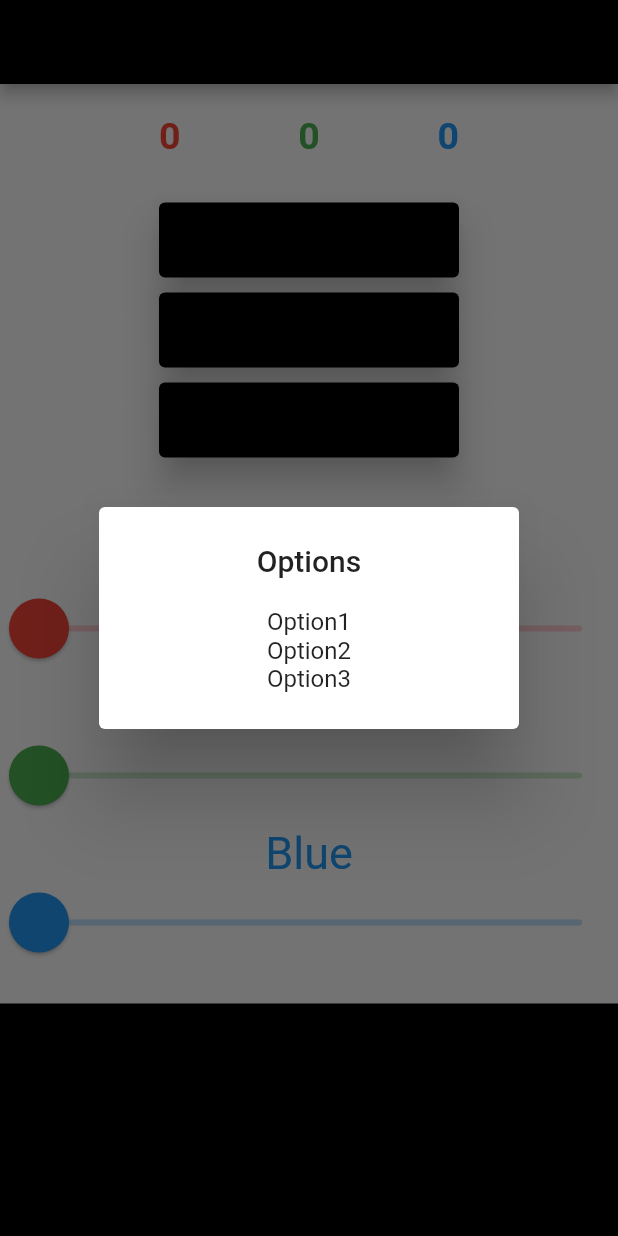
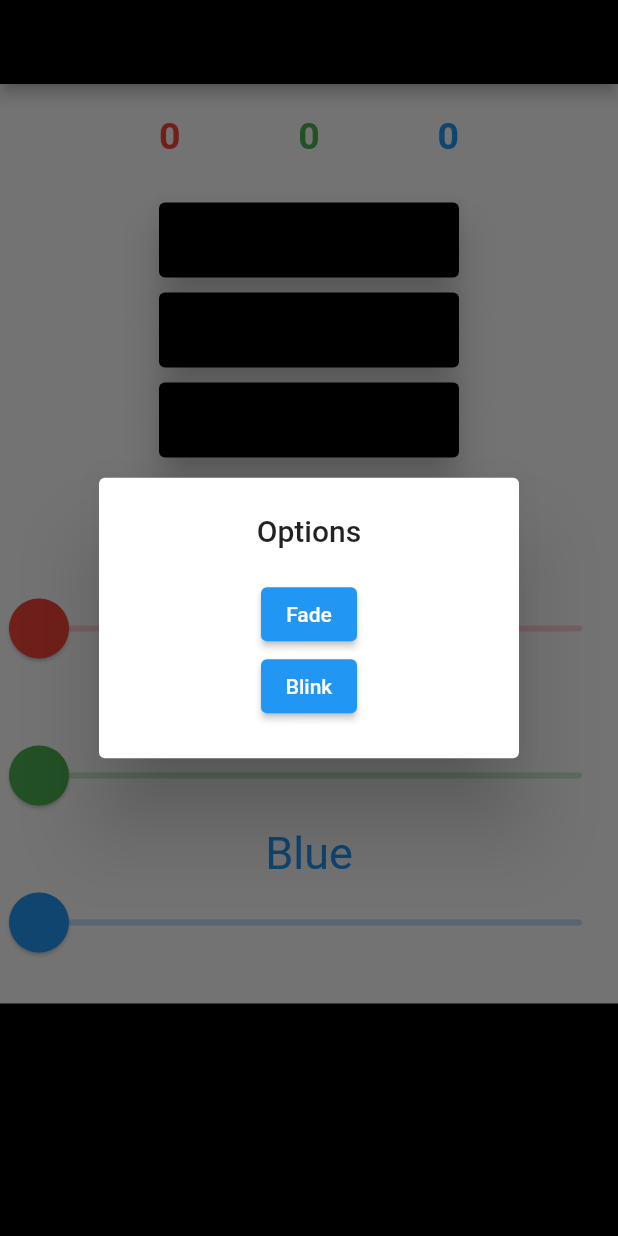
Before and after one commit to phantom3012/rgbcontrol, a Flutter app: the screen it shows after launch, after a tap on the "app registration" icon, on a phone screen of 412 x 824 dp. Run offline on Flutter 3.47's test engine with Material 2 defaults, Android fonts, the light colour scheme and no system bars; our stand-ins replace firebase_core, firebase_database, flutter_colorpicker, string_validator; missing offline and left inert: invert_colors; accounts and stored records are empty.

Commit message:
added the fade feature

```diff
--- a/lib/main.dart
+++ b/lib/main.dart
@@ -46,7 +46,6 @@ class MyHomePage extends StatefulWidget {
 }
 
 class _MyHomePageState extends State<MyHomePage> {
-  bool switchState = true;
   double _redSlider = 0;
   double _blueSlider = 0;
   double _greenSlider = 0;
@@ -235,9 +234,21 @@ class _MyHomePageState extends State<MyHomePage> {
       content: SingleChildScrollView(
         child: Column(
           children: <Widget>[
-            Text('Option1'),
-            Text('Option2'),
-            Text('Option3'),
+            ElevatedButton(
+                onPressed: () {
+                  for (int i = 0; i <= 255; i++) {
+                    _rref.set(i);
+                    _gref.set(i);
+                    _bref.set(i);
+                    Future.delayed(Duration(milliseconds: 500));
+                  }
+                  _rref.set(_redSlider);
+                  _gref.set(_greenSlider);
+                  _bref.set(_blueSlider);
+                  Navigator.pop(context);
+                },
+                child: Text('Fade')),
+            ElevatedButton(onPressed: () {}, child: Text('Blink')),
           ],
         ),
       ),
@@ -274,20 +285,6 @@ class _MyHomePageState extends State<MyHomePage> {
           ),
         ),
         actions: <Widget>[
-          InvertColors(
-            child: TextButton(
-                onPressed: () {
-                  setState(() {
-                    switchState = !switchState;
-                  });
-                },
-                child: (switchState)
-                    ? Text(
-                        'On',
-                        style: TextStyle(color: finalColor),
-                      )
-                    : Text('Off', style: TextStyle(color: finalColor))),
-          ),
           IconButton(
               onPressed: () {
                 showDialog(
```
